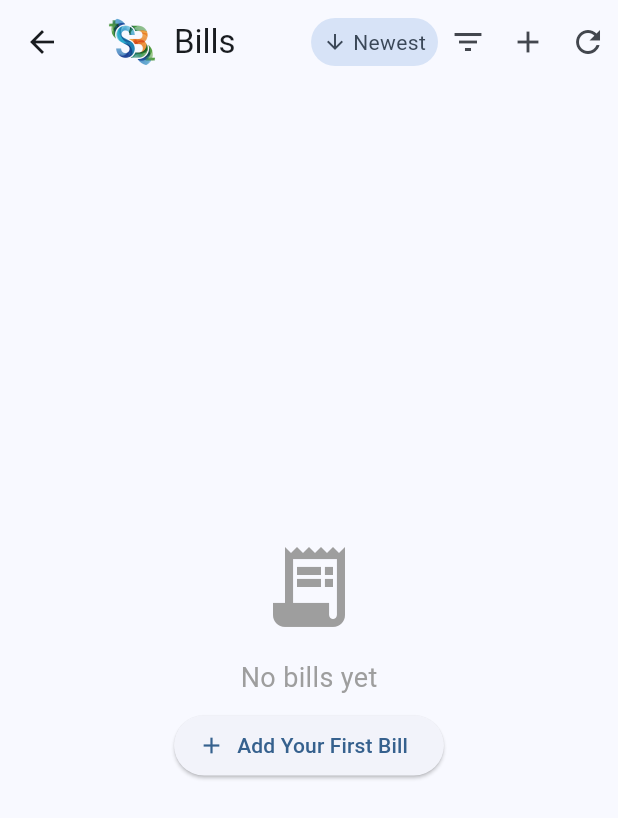
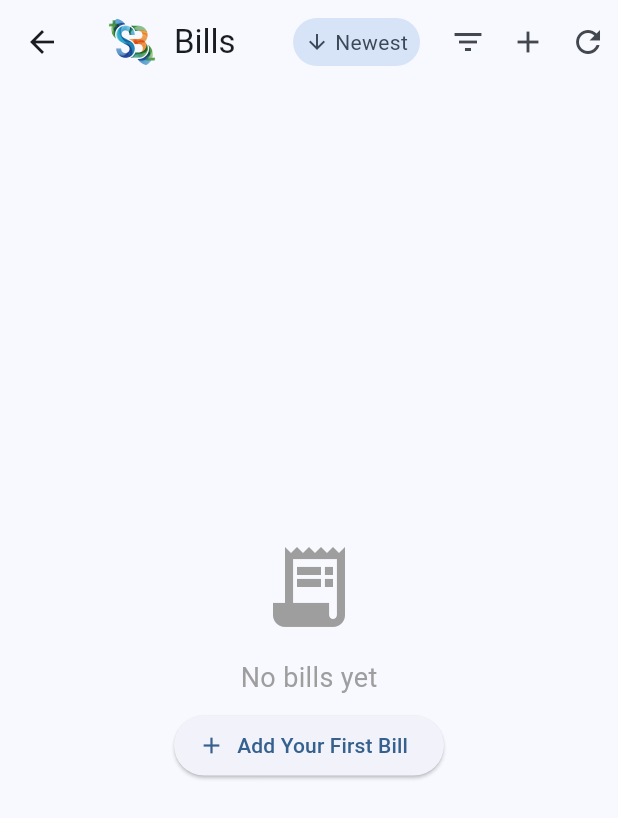
Before and after one commit to allapcallapc/SplitBalance, a Flutter app: the BillsListScreen screen opened directly, on a phone screen of 412 x 824 dp. Shown: the top 818 px of the screen. Run offline on Flutter 3.47's test engine with Material 3 defaults, Android fonts, the phone set to English and light mode, and no system bars; our stand-ins replace package_info_plus, shared_preferences, supabase_flutter; missing offline and left inert: dart:html, dart:ui_web; accounts and stored records are empty; network calls fail.

Commit message:
fix: compensate for filter_list's tighter icon glyph spacing
Measuring the deployed preview showed the chip-to-filter gap still
reading noticeably tighter than the gaps between the icons themselves,
even though their tap targets are geometrically identical (verified
earlier). The remaining difference comes from the filter_list glyph
sitting almost flush against its own icon box, unlike add/refresh
which carry a visible margin baked into the glyph. Nudge the gap
before the filter icon to compensate.

Co-Authored-By: Claude Sonnet 5 <noreply@anthropic.com>
Claude-Session: https://claude.ai/code/session_01FDuApdV9HMoHAKLNyQeV4v

```diff
--- a/lib/screens/bills_list_screen.dart
+++ b/lib/screens/bills_list_screen.dart
@@ -465,6 +465,12 @@ class _BillsListScreenState extends State<BillsListScreen>
               );
             },
           ),
+          // filter_list's glyph sits almost flush against its icon box
+          // (unlike add/refresh, which have a visible margin baked into the
+          // glyph itself), so without this the gap before it reads tighter
+          // than the other gaps in this row even though the tap targets are
+          // evenly spaced.
+          const SizedBox(width: 12),
           Consumer<BillsProvider>(
             builder: (context, billsProvider, child) => IconButton(
               icon: Badge(
```
